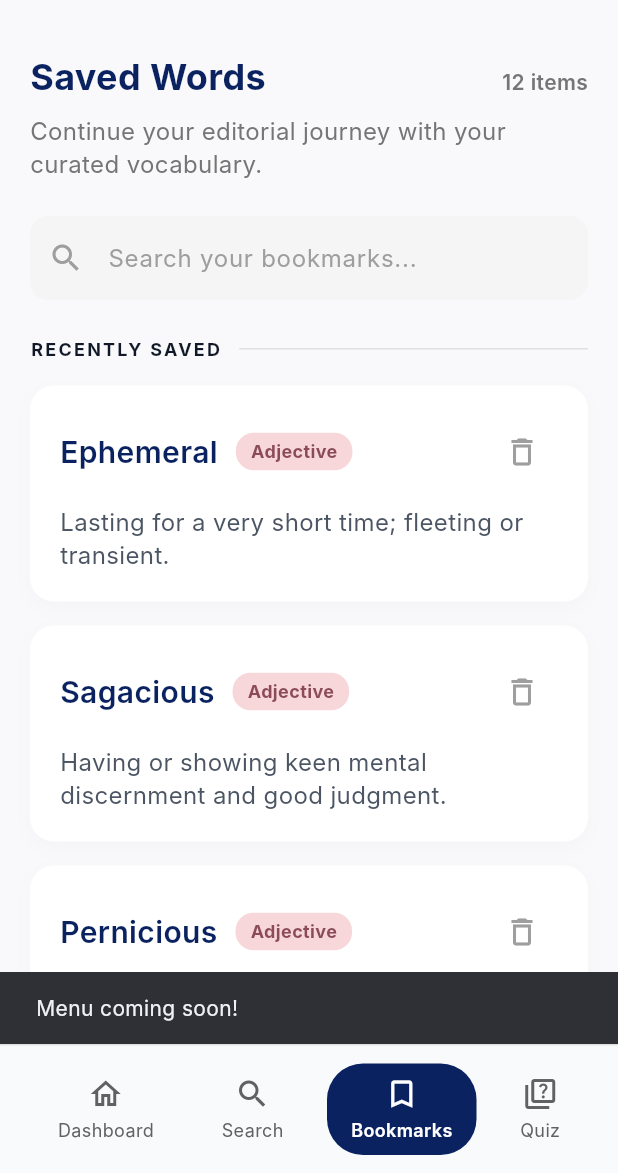
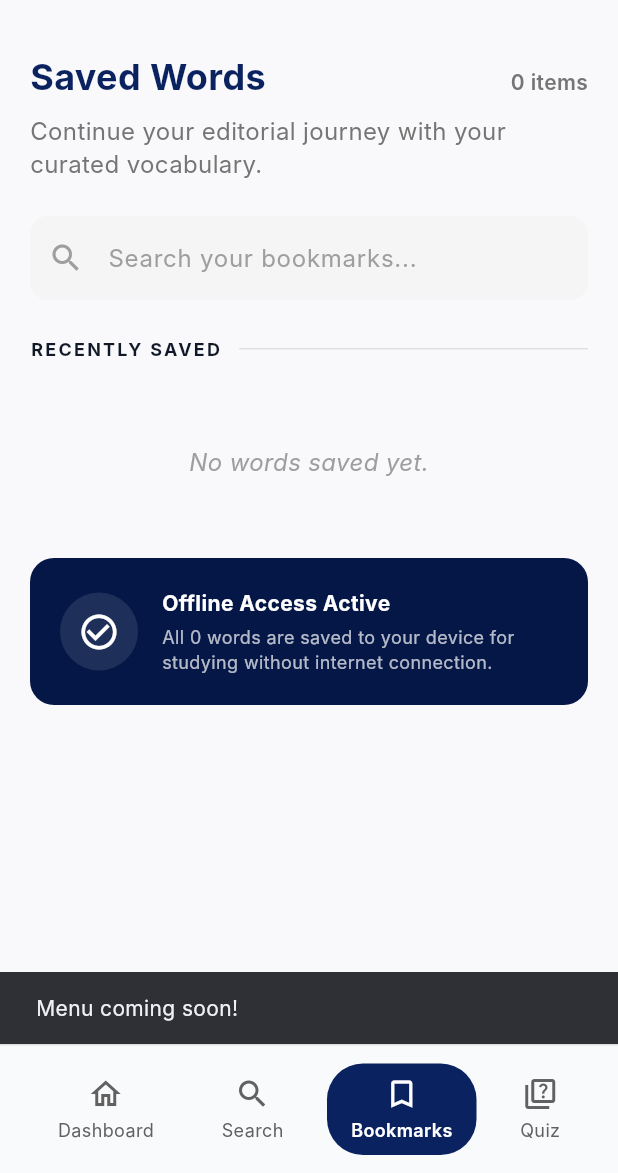
Before and after one commit to toyyibahnovianti-pixel/tugas_uas_mobile-programming, a Flutter app: the screen it shows after launch, item 3 of the bottom bar chosen, after a tap on the "menu" icon, on a phone screen of 412 x 824 dp, the part 63-1236 px from its top. Run offline on Flutter 3.47's test engine with Material 3 defaults, Android fonts, the phone set to English and light mode, and no system bars; Roboto replaces fonts that are missing (Inter).

Commit message:
menambah file bookmark_manager.dart dan menambah kode di bookmarks_screen.dart dan di word_detail.dart dan juga menghapus sedikit kode di main.dart

```diff
--- /dev/null
+++ b/lib/bookmark_manager.dart
@@ -0,0 +1,30 @@
+import 'package:flutter/material.dart';
+import 'word_data.dart';
+
+class BookmarkManager extends ChangeNotifier {
+  static final BookmarkManager instance = BookmarkManager._internal();
+
+  BookmarkManager._internal();
+
+  final List<WordData> _bookmarkedWords = [];
+
+  List<WordData> get bookmarkedWords => List.unmodifiable(_bookmarkedWords);
+
+  bool isBookmarked(String word) {
+    return _bookmarkedWords.any((w) => w.word == word);
+  }
+
+  void toggleBookmark(WordData word) {
+    if (isBookmarked(word.word)) {
+      _bookmarkedWords.removeWhere((w) => w.word == word.word);
+    } else {
+      _bookmarkedWords.add(word);
+    }
+    notifyListeners();
+  }
+
+  void removeBookmarkByWord(String word) {
+    _bookmarkedWords.removeWhere((w) => w.word == word);
+    notifyListeners();
+  }
+}
--- a/lib/bookmarks_screen.dart
+++ b/lib/bookmarks_screen.dart
@@ -1,4 +1,6 @@
 import 'package:flutter/material.dart';
+import 'bookmark_manager.dart';
+import 'word_data.dart';
 
 class BookmarksScreen extends StatelessWidget {
   const BookmarksScreen({super.key});
@@ -57,13 +59,19 @@ class BookmarksScreen extends StatelessWidget {
                     color: Color(0xFF0A225F),
                   ),
                 ),
-                Text(
-                  '12 items',
+                AnimatedBuilder(
+                  animation: BookmarkManager.instance,
+                  builder: (context, child) {
+                    final count = BookmarkManager.instance.bookmarkedWords.length;
+                    return Text(
+                      '$count items',
                       style: TextStyle(
                         fontSize: 14,
                         color: Colors.grey.shade600,
                         fontWeight: FontWeight.w600,
                       ),
+                    );
+                  },
                 ),
               ],
             ),
@@ -116,24 +124,29 @@ class BookmarksScreen extends StatelessWidget {
               ],
             ),
             const SizedBox(height: 16),
-            // Word List - Sekarang menyertakan context sebagai parameter
-            _buildSavedWordCard(
-              context,
-              word: 'Ephemeral',
-              type: 'Adjective',
-              definition: 'Lasting for a very short time; fleeting or transient.',
+            AnimatedBuilder(
+              animation: BookmarkManager.instance,
+              builder: (context, child) {
+                final bookmarks = BookmarkManager.instance.bookmarkedWords;
+                if (bookmarks.isEmpty) {
+                  return Padding(
+                    padding: const EdgeInsets.symmetric(vertical: 40.0),
+                    child: Center(
+                      child: Text(
+                        'No words saved yet.',
+                        style: TextStyle(
+                          color: Colors.grey.shade500,
+                          fontSize: 16,
+                          fontStyle: FontStyle.italic,
                         ),
-            _buildSavedWordCard(
-              context,
-              word: 'Sagacious',
-              type: 'Adjective',
-              definition: 'Having or showing keen mental discernment and good judgment.',
                       ),
-            _buildSavedWordCard(
-              context,
-              word: 'Pernicious',
-              type: 'Adjective',
-              definition: 'Having a harmful effect, especially in a gradual or subtle way.',
+                    ),
+                  );
+                }
+                return Column(
+                  children: bookmarks.map((bw) => _buildSavedWordCard(context, word: bw)).toList(),
+                );
+              },
             ),
             const SizedBox(height: 12),
             // Offline Access Card
@@ -171,13 +184,18 @@ class BookmarksScreen extends StatelessWidget {
                           ),
                         ),
                         const SizedBox(height: 4),
-                        Text(
-                          'All 12 words are saved to your device for studying without internet connection.',
+                        AnimatedBuilder(
+                          animation: BookmarkManager.instance,
+                          builder: (context, child) {
+                            return Text(
+                              'All ${BookmarkManager.instance.bookmarkedWords.length} words are saved to your device for studying without internet connection.',
                               style: TextStyle(
                                 color: Colors.white.withOpacity(0.7),
                                 fontSize: 12,
                                 height: 1.4,
                               ),
+                            );
+                          },
                         ),
                       ],
                     ),
@@ -195,9 +213,7 @@ class BookmarksScreen extends StatelessWidget {
   // Ditambahkan BuildContext context pada parameter fungsi ini
   Widget _buildSavedWordCard(
     BuildContext context, {
-    required String word,
-    required String type,
-    required String definition,
+    required WordData word,
   }) {
     return Container(
       margin: const EdgeInsets.only(bottom: 16),
@@ -222,7 +238,7 @@ class BookmarksScreen extends StatelessWidget {
               Row(
                 children: [
                   Text(
-                    word,
+                    word.word,
                     style: const TextStyle(
                       fontSize: 20,
                       fontWeight: FontWeight.w600,
@@ -237,7 +253,7 @@ class BookmarksScreen extends StatelessWidget {
                       borderRadius: BorderRadius.circular(12),
                     ),
                     child: Text(
-                      type,
+                      word.type,
                       style: const TextStyle(
                         color: Color(0xFF8B4B59),
                         fontSize: 12,
@@ -249,8 +265,9 @@ class BookmarksScreen extends StatelessWidget {
               ),
               IconButton(
                 onPressed: () {
+                  BookmarkManager.instance.removeBookmarkByWord(word.word);
                   ScaffoldMessenger.of(context).showSnackBar(
-                    const SnackBar(content: Text('Word removed from bookmarks!')),
+                    SnackBar(content: Text('${word.word} removed from bookmarks!')),
                   );
                 },
                 icon: const Icon(Icons.delete_outline, color: Colors.grey),
@@ -261,7 +278,7 @@ class BookmarksScreen extends StatelessWidget {
           ),
           const SizedBox(height: 12),
           Text(
-            definition,
+            word.definition,
             style: const TextStyle(
               fontSize: 16,
               color: Color(0xFF4B5563),
--- a/lib/main.dart
+++ b/lib/main.dart
@@ -3,6 +3,7 @@ import 'word_detail_screen.dart';
 import 'bookmarks_screen.dart';
 import 'search_screen.dart';
 import 'word_data.dart';
+import 'bookmark_manager.dart';
 
 void main() {
   runApp(const MyApp());
@@ -387,11 +388,18 @@ class HomeScreen extends StatelessWidget {
                           style: TextStyle(fontWeight: FontWeight.bold),
                         ),
                       ),
-                      IconButton(
-                        icon: const Icon(Icons.bookmark_border, color: Color(0xFF0A225F)),
-                        onPressed: () {
-                          ScaffoldMessenger.of(context).showSnackBar(
-                            const SnackBar(content: Text('Word saved to bookmarks!')),
+                      AnimatedBuilder(
+                        animation: BookmarkManager.instance,
+                        builder: (context, child) {
+                          final isSaved = BookmarkManager.instance.isBookmarked(wordOfTheDay.word);
+                          return IconButton(
+                            icon: Icon(isSaved ? Icons.bookmark : Icons.bookmark_border, color: const Color(0xFF0A225F)),
+                            onPressed: () {
+                              BookmarkManager.instance.toggleBookmark(wordOfTheDay);
+                              ScaffoldMessenger.of(context).showSnackBar(
+                                SnackBar(content: Text(isSaved ? 'Word removed from bookmarks!' : 'Word saved to bookmarks!')),
+                              );
+                            },
                           );
                         },
                       ),
```
Also changed, not shown: lib/word_detail_screen.dart (+26 -6 lines). Lines whose indentation alone changed are shown as unchanged.
